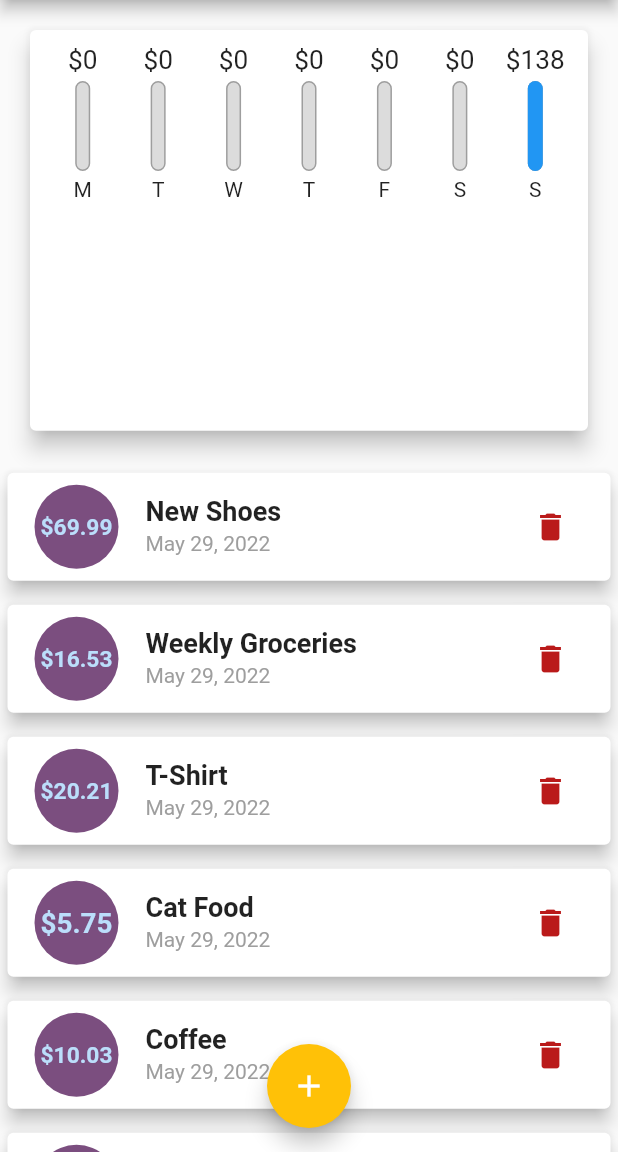
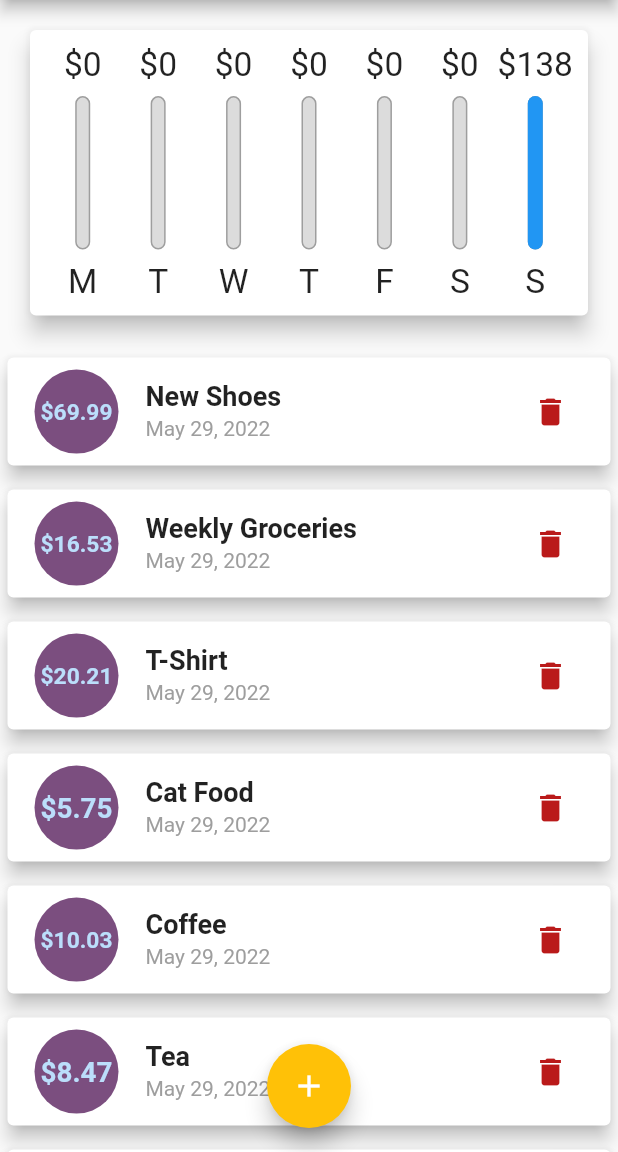
Before and after one commit to polnikovandrey/personal_expenses_app, a Flutter app: the screen it shows after launch, on a phone screen of 412 x 824 dp, the part 84-1236 px from its top. Run offline on Flutter 3.47's test engine with Material 2 defaults, Android fonts, the phone set to English and light mode, and no system bars; Roboto replaces fonts that are missing (OpenSans, Quicksand).

Commit message:
+ LayoutBuilder usage in the ChartBar (to calculate child widgets height dynamically based on the parent constraints, provided by LayoutBuilder)

```diff
--- a/lib/main.dart
+++ b/lib/main.dart
@@ -100,11 +100,11 @@ class _MyHomePageState extends State<MyHomePage> {
           crossAxisAlignment: CrossAxisAlignment.stretch,
           children: [
             SizedBox(
-              height: appHeightWoAppBarAndPaddingTop * 0.4,
+              height: appHeightWoAppBarAndPaddingTop * 0.3,
               child: Chart(_recentTransactions),
             ),
             SizedBox(
-              height: appHeightWoAppBarAndPaddingTop * 0.6,
+              height: appHeightWoAppBarAndPaddingTop * 0.7,
               child: TransactionList(_userTransactions, _deleteTransaction),
             ),
           ],
--- a/lib/widgets/chart_bar.dart
+++ b/lib/widgets/chart_bar.dart
@@ -9,19 +9,21 @@ class ChartBar extends StatelessWidget {
 
   @override
   Widget build(BuildContext context) {
+    return LayoutBuilder(builder: (builderContext, constraints) {
+      final constraintsMaxHeight = constraints.maxHeight;
       return Column(
         children: [
           SizedBox(
-          height: 20,
+            height: constraintsMaxHeight * 0.15,
             child: FittedBox(
               child: Text('\$${spendingAmount.toStringAsFixed(0)}'),
             ),
           ),
-        const SizedBox(
-          height: 4,
+          SizedBox(
+            height: constraintsMaxHeight * 0.05,
           ),
           SizedBox(
-          height: 60,
+            height: constraintsMaxHeight * 0.6,
             width: 10,
             child: Stack(
               children: [
@@ -47,11 +49,17 @@ class ChartBar extends StatelessWidget {
               ],
             ),
           ),
-        const SizedBox(
-          height: 4,
+          SizedBox(
+            height: constraintsMaxHeight * 0.05,
           ),
-        Text(label),
+          SizedBox(
+            height: constraintsMaxHeight * 0.15,
+            child: FittedBox(
+              child: Text(label),
+            ),
+          ),
         ],
       );
+    });
   }
 }
```
Lines whose indentation alone changed are shown as unchanged.
